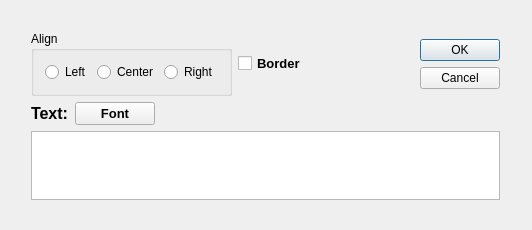
fzlgejiao/PowerTool, file GSCD/textdialog.ui: the form before one commit.
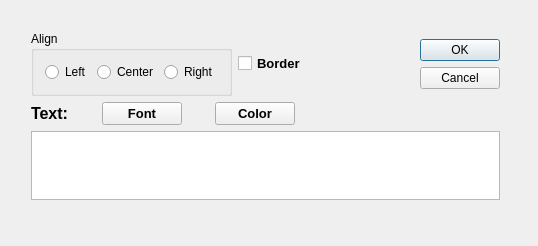
The form after the commit.

The edit to the form file:
```diff
--- a/GSCD/textdialog.ui
+++ b/GSCD/textdialog.ui
@@ -6,14 +6,14 @@
    <rect>
     <x>0</x>
     <y>0</y>
-    <width>532</width>
-    <height>230</height>
+    <width>538</width>
+    <height>246</height>
    </rect>
   </property>
   <property name="windowTitle">
    <string>TextDialog</string>
   </property>
-  <widget class="QWidget" name="">
+  <widget class="QWidget" name="layoutWidget">
    <property name="geometry">
     <rect>
      <x>20</x>
@@ -106,6 +106,19 @@
         </property>
        </widget>
       </item>
+      <item>
+       <spacer name="horizontalSpacer_2">
+        <property name="orientation">
+         <enum>Qt::Horizontal</enum>
+        </property>
+        <property name="sizeHint" stdset="0">
+         <size>
+          <width>40</width>
+          <height>20</height>
+         </size>
+        </property>
+       </spacer>
+      </item>
       <item>
        <widget class="QPushButton" name="pushButton_font">
         <property name="font">
@@ -121,6 +134,34 @@
         </property>
        </widget>
       </item>
+      <item>
+       <spacer name="horizontalSpacer_3">
+        <property name="orientation">
+         <enum>Qt::Horizontal</enum>
+        </property>
+        <property name="sizeHint" stdset="0">
+         <size>
+          <width>40</width>
+          <height>20</height>
+         </size>
+        </property>
+       </spacer>
+      </item>
+      <item>
+       <widget class="QPushButton" name="pushButton_color">
+        <property name="font">
+         <font>
+          <family>Arial</family>
+          <pointsize>10</pointsize>
+          <weight>75</weight>
+          <bold>true</bold>
+         </font>
+        </property>
+        <property name="text">
+         <string>Color</string>
+        </property>
+       </widget>
+      </item>
       <item>
        <spacer name="horizontalSpacer">
         <property name="orientation">
```
